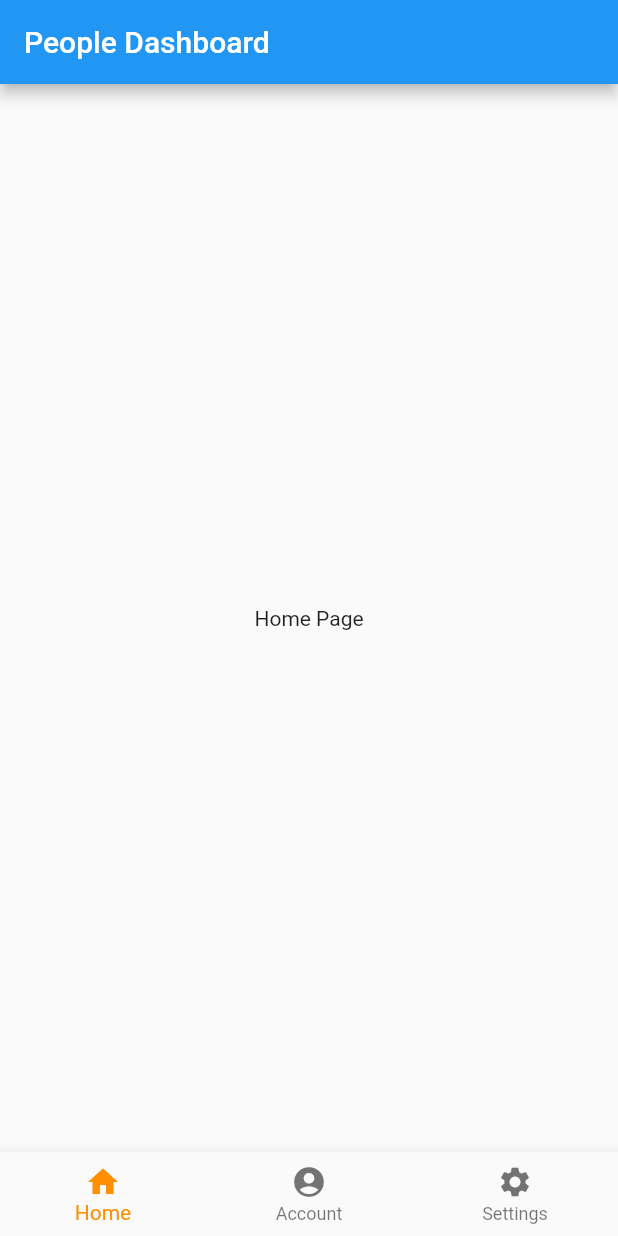
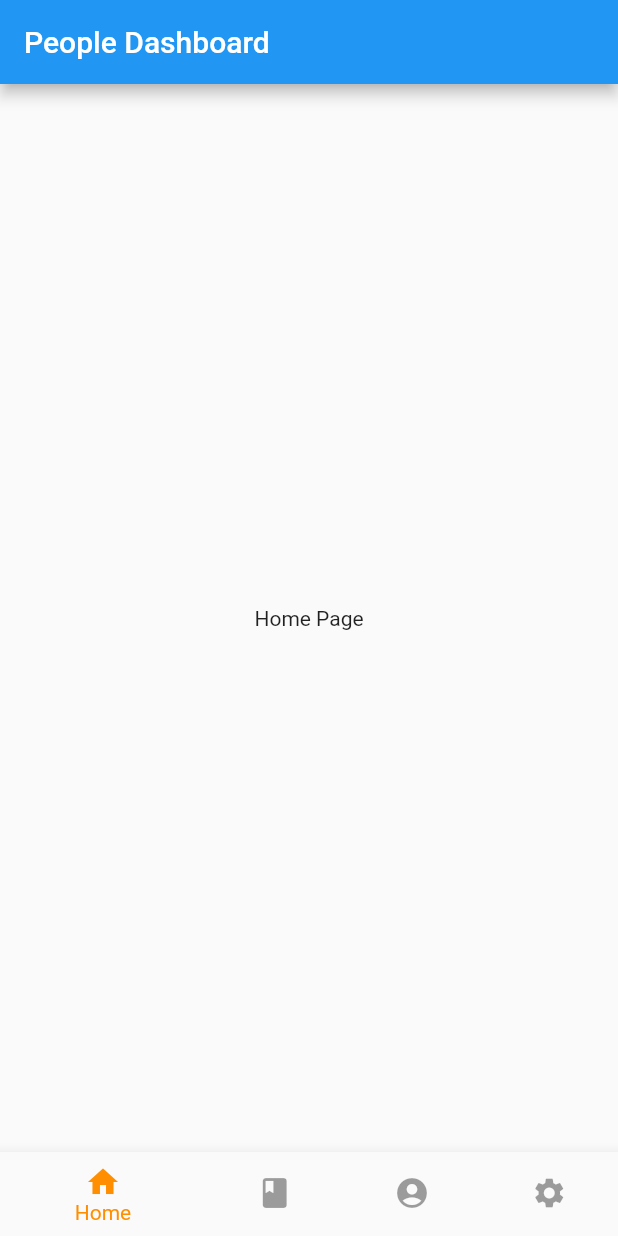
Before and after one commit to cookiedabaker/Coffee, a Flutter app: the screen it shows after launch, on a phone screen of 412 x 824 dp. Run offline on Flutter 3.47's test engine with Material 2 defaults, Android fonts, the phone set to English and light mode, and no system bars.

Commit message:
flutter update

```diff
--- a/lib/widgets/bottomnav.dart
+++ b/lib/widgets/bottomnav.dart
@@ -21,10 +21,14 @@ class _SharedBottomNavState extends State<SharedBottomNav> {
       style: optionStyle,
     ),
     Text(
-      'Index 1: Business',
+      'Index 1: Contacts',
       style: optionStyle,   ),
     Text(
-      'Index 2: School',
+      'Index 2: account',
+      style: optionStyle,
+    ),
+    Text(
+      'Index 3: settings',
       style: optionStyle,
     ),
   ];
@@ -41,19 +45,24 @@ class _SharedBottomNavState extends State<SharedBottomNav> {
       items: const <BottomNavigationBarItem>[
         BottomNavigationBarItem(
           icon: Icon(Icons.home),
-          title: Text('Home'),
+          label: 'Home',
+        ),
+        BottomNavigationBarItem(
+          icon: Icon(Icons.book),
+          label: 'Contacts',
         ),
         BottomNavigationBarItem(
           icon: Icon(Icons.account_circle),
-          title: Text('Account'),
+          label: 'Account',
         ),
         BottomNavigationBarItem(
           icon: Icon(Icons.settings),
-          title: Text('Settings'),
+          label: 'Settings',
         ),
       ],
       currentIndex: _selectedIndex,
       selectedItemColor: Colors.amber[800],
+      unselectedItemColor: Colors.black38,
       onTap: _onItemTapped,
     );
   }
```
Also changed, not shown: pubspec.yaml (+5 -4 lines), pubspec.lock, 11 other files.
